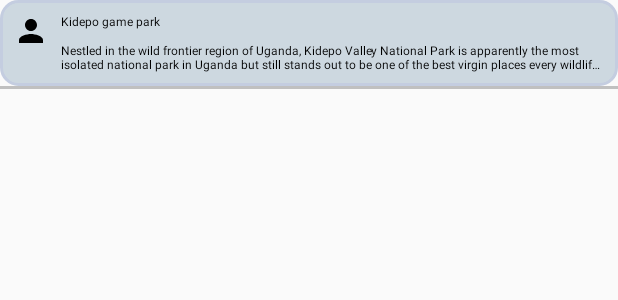
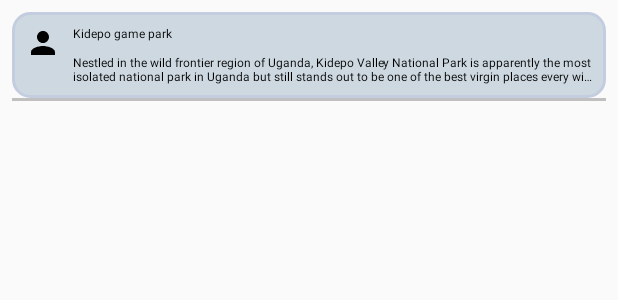
Before and after one commit to steven7mwesigwa/TourGuideApp, an Android app: the layout home_custom_row_recycler.xml on its own in the app's theme, with its tools: preview values and no code run, on a phone screen of 412 x 824 dp. Shown: the top 300 px of the screen. Run offline under Robolectric (Android 15) with nearby library versions, the phone set to English and light mode, and no system bars.

```diff
--- a/app/src/main/res/layout/home_custom_row_recycler.xml
+++ b/app/src/main/res/layout/home_custom_row_recycler.xml
@@ -4,6 +4,7 @@
     android:id="@+id/HomeRecycRowWrapper"
     android:layout_width="match_parent"
     android:layout_height="match_parent"
+    android:layout_margin="@dimen/home_recyc_wrapper_margin"
     android:layout_marginBottom="@dimen/home_recyc_wrapper_margin_bttm"
     android:orientation="vertical">
 
```
